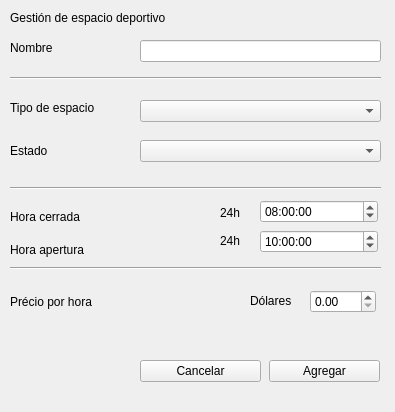
Before: the Qt Designer form interfaz/Archivos_UI/ventana_espacio_deportivo.ui in Krysthyan/Gestion_polideportivo, drawn with Qt 5.
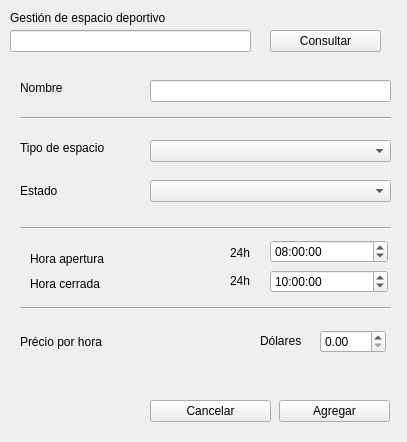
After: the same form once the commit is applied.

The edit to the form file:
```diff
--- a/interfaz/Archivos_UI/ventana_espacio_deportivo.ui
+++ b/interfaz/Archivos_UI/ventana_espacio_deportivo.ui
@@ -6,8 +6,8 @@
    <rect>
     <x>0</x>
     <y>0</y>
-    <width>395</width>
-    <height>412</height>
+    <width>407</width>
+    <height>442</height>
    </rect>
   </property>
   <property name="windowTitle">
@@ -29,8 +29,8 @@
   <widget class="QLabel" name="label_2">
    <property name="geometry">
     <rect>
-     <x>10</x>
-     <y>100</y>
+     <x>20</x>
+     <y>140</y>
      <width>101</width>
      <height>16</height>
     </rect>
@@ -42,8 +42,8 @@
   <widget class="QComboBox" name="comboBox_espacios">
    <property name="geometry">
     <rect>
-     <x>140</x>
-     <y>100</y>
+     <x>150</x>
+     <y>140</y>
      <width>241</width>
      <height>22</height>
     </rect>
@@ -55,8 +55,8 @@
   <widget class="QLabel" name="label_3">
    <property name="geometry">
     <rect>
-     <x>10</x>
-     <y>240</y>
+     <x>30</x>
+     <y>249</y>
      <width>91</width>
      <height>20</height>
     </rect>
@@ -68,8 +68,8 @@
   <widget class="QLabel" name="label_4">
    <property name="geometry">
     <rect>
-     <x>10</x>
-     <y>209</y>
+     <x>30</x>
+     <y>276</y>
      <width>81</width>
      <height>16</height>
     </rect>
@@ -81,8 +81,8 @@
   <widget class="QTimeEdit" name="timeEdit">
    <property name="geometry">
     <rect>
-     <x>260</x>
-     <y>230</y>
+     <x>270</x>
+     <y>270</y>
      <width>118</width>
      <height>23</height>
     </rect>
@@ -98,8 +98,8 @@
   <widget class="QTimeEdit" name="timeEdit_2">
    <property name="geometry">
     <rect>
-     <x>260</x>
-     <y>200</y>
+     <x>270</x>
+     <y>240</y>
      <width>118</width>
      <height>23</height>
     </rect>
@@ -115,8 +115,8 @@
   <widget class="QLabel" name="label_5">
    <property name="geometry">
     <rect>
-     <x>10</x>
-     <y>294</y>
+     <x>20</x>
+     <y>334</y>
      <width>91</width>
      <height>16</height>
     </rect>
@@ -128,8 +128,8 @@
   <widget class="QDoubleSpinBox" name="doubleSpinBox">
    <property name="geometry">
     <rect>
-     <x>310</x>
-     <y>290</y>
+     <x>320</x>
+     <y>330</y>
      <width>66</width>
      <height>23</height>
     </rect>
@@ -138,8 +138,8 @@
   <widget class="QLabel" name="label_6">
    <property name="geometry">
     <rect>
-     <x>250</x>
-     <y>290</y>
+     <x>260</x>
+     <y>330</y>
      <width>59</width>
      <height>21</height>
     </rect>
@@ -151,8 +151,8 @@
   <widget class="QLabel" name="label_7">
    <property name="geometry">
     <rect>
-     <x>10</x>
-     <y>144</y>
+     <x>20</x>
+     <y>184</y>
      <width>59</width>
      <height>14</height>
     </rect>
@@ -164,18 +164,18 @@
   <widget class="QComboBox" name="comboBox_estados">
    <property name="geometry">
     <rect>
-     <x>140</x>
-     <y>140</y>
+     <x>150</x>
+     <y>180</y>
      <width>241</width>
      <height>22</height>
     </rect>
    </property>
   </widget>
-  <widget class="QPushButton" name="pushButton">
+  <widget class="QPushButton" name="btn_agregar">
    <property name="geometry">
     <rect>
-     <x>269</x>
-     <y>360</y>
+     <x>279</x>
+     <y>400</y>
      <width>111</width>
      <height>22</height>
     </rect>
@@ -187,8 +187,8 @@
   <widget class="QPushButton" name="pushButton_2">
    <property name="geometry">
     <rect>
-     <x>140</x>
-     <y>360</y>
+     <x>150</x>
+     <y>400</y>
      <width>121</width>
      <height>22</height>
     </rect>
@@ -200,8 +200,8 @@
   <widget class="QLabel" name="label_8">
    <property name="geometry">
     <rect>
-     <x>10</x>
-     <y>40</y>
+     <x>20</x>
+     <y>80</y>
      <width>101</width>
      <height>16</height>
     </rect>
@@ -210,11 +210,11 @@
     <string>Nombre</string>
    </property>
   </widget>
-  <widget class="QLineEdit" name="lineEdit">
+  <widget class="QLineEdit" name="entry_nombre">
    <property name="geometry">
     <rect>
-     <x>140</x>
-     <y>40</y>
+     <x>150</x>
+     <y>80</y>
      <width>241</width>
      <height>22</height>
     </rect>
@@ -223,8 +223,8 @@
   <widget class="Line" name="line">
    <property name="geometry">
     <rect>
-     <x>10</x>
-     <y>70</y>
+     <x>20</x>
+     <y>110</y>
      <width>371</width>
      <height>16</height>
     </rect>
@@ -236,8 +236,8 @@
   <widget class="Line" name="line_2">
    <property name="geometry">
     <rect>
-     <x>10</x>
-     <y>180</y>
+     <x>20</x>
+     <y>220</y>
      <width>371</width>
      <height>16</height>
     </rect>
@@ -249,8 +249,8 @@
   <widget class="Line" name="line_3">
    <property name="geometry">
     <rect>
-     <x>10</x>
-     <y>260</y>
+     <x>20</x>
+     <y>300</y>
      <width>371</width>
      <height>16</height>
     </rect>
@@ -262,8 +262,8 @@
   <widget class="QLabel" name="label_9">
    <property name="geometry">
     <rect>
-     <x>220</x>
-     <y>205</y>
+     <x>230</x>
+     <y>245</y>
      <width>31</width>
      <height>16</height>
     </rect>
@@ -275,8 +275,8 @@
   <widget class="QLabel" name="label_10">
    <property name="geometry">
     <rect>
-     <x>220</x>
-     <y>233</y>
+     <x>230</x>
+     <y>273</y>
      <width>31</width>
      <height>16</height>
     </rect>
@@ -285,6 +285,29 @@
     <string>24h</string>
    </property>
   </widget>
+  <widget class="QLineEdit" name="lineEdit">
+   <property name="geometry">
+    <rect>
+     <x>10</x>
+     <y>30</y>
+     <width>241</width>
+     <height>22</height>
+    </rect>
+   </property>
+  </widget>
+  <widget class="QPushButton" name="pushButton">
+   <property name="geometry">
+    <rect>
+     <x>270</x>
+     <y>30</y>
+     <width>111</width>
+     <height>22</height>
+    </rect>
+   </property>
+   <property name="text">
+    <string>Consultar</string>
+   </property>
+  </widget>
  </widget>
  <resources/>
  <connections/>
```
Left out of the diff: 8 changed lines with no effect on the pictures.
